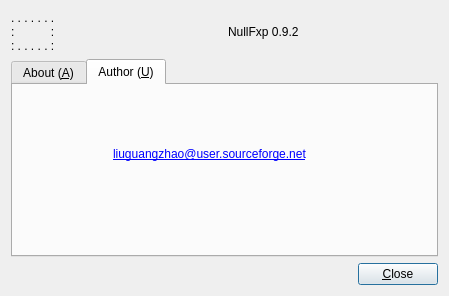
Before: the Qt Designer form src/aboutnullfxp.ui in kitech/nullfxp, drawn with Qt 5.
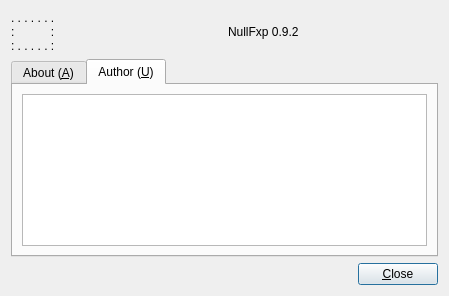
After: the same form once the commit is applied. The open tabs and pages were chosen to show the change.

Patch:
```diff
--- a/src/aboutnullfxp.ui
+++ b/src/aboutnullfxp.ui
@@ -69,25 +69,21 @@
       <attribute name="title" >
        <string>Author (&amp;U)</string>
       </attribute>
-      <widget class="QLabel" name="label_4" >
-       <property name="geometry" >
-        <rect>
-         <x>100</x>
-         <y>60</y>
-         <width>221</width>
-         <height>18</height>
-        </rect>
-       </property>
-       <property name="text" >
-        <string>&lt;a href="mailto:liuguangzhao@user.sourceforge.net">liuguangzhao@user.sourceforge.net&lt;/a></string>
-       </property>
-       <property name="textFormat" >
-        <enum>Qt::AutoText</enum>
+      <layout class="QVBoxLayout" >
+       <item>
+        <widget class="QTextBrowser" name="textBrowser" >
+         <property name="html" >
+          <string>&lt;html>&lt;head>&lt;meta name="qrichtext" content="1" />&lt;style type="text/css">
+p, li { white-space: pre-wrap; }
+&lt;/style>&lt;/head>&lt;body style=" font-family:'Sans Serif'; font-size:9pt; font-weight:400; font-style:normal;">
+&lt;p style="-qt-paragraph-type:empty; margin-top:0px; margin-bottom:0px; margin-left:0px; margin-right:0px; -qt-block-indent:0; text-indent:0px;">&lt;/p>&lt;/body>&lt;/html></string>
        </property>
        <property name="openExternalLinks" >
         <bool>true</bool>
        </property>
       </widget>
+       </item>
+      </layout>
      </widget>
     </widget>
    </item>
```
Left out of the diff: 23 changed lines with no effect on the pictures. Lines whose indentation alone changed are shown as unchanged.
